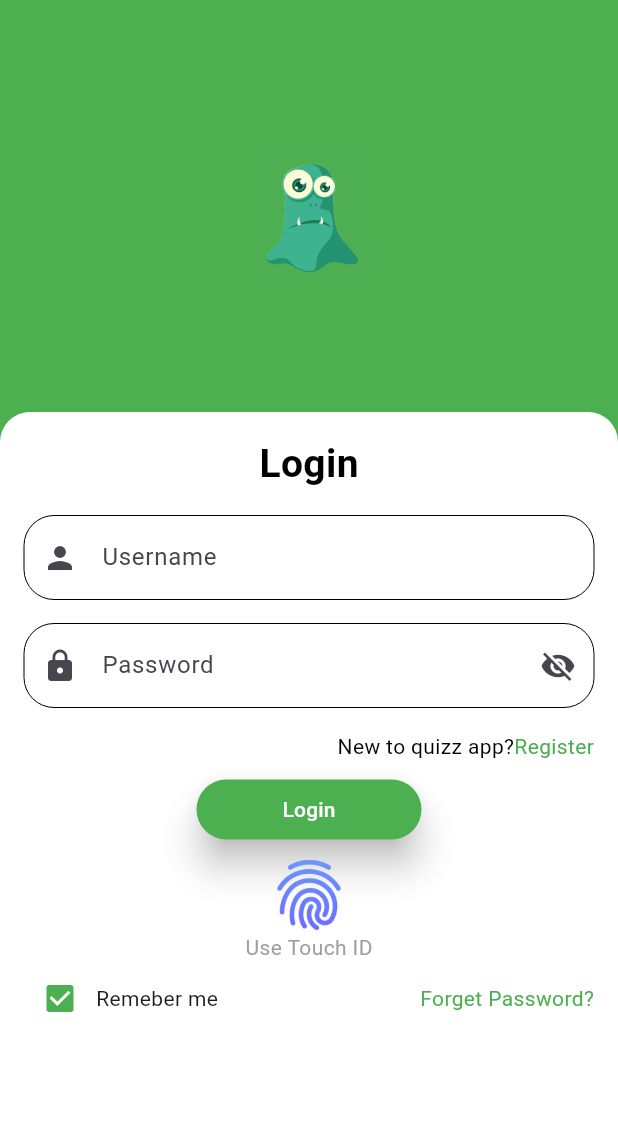
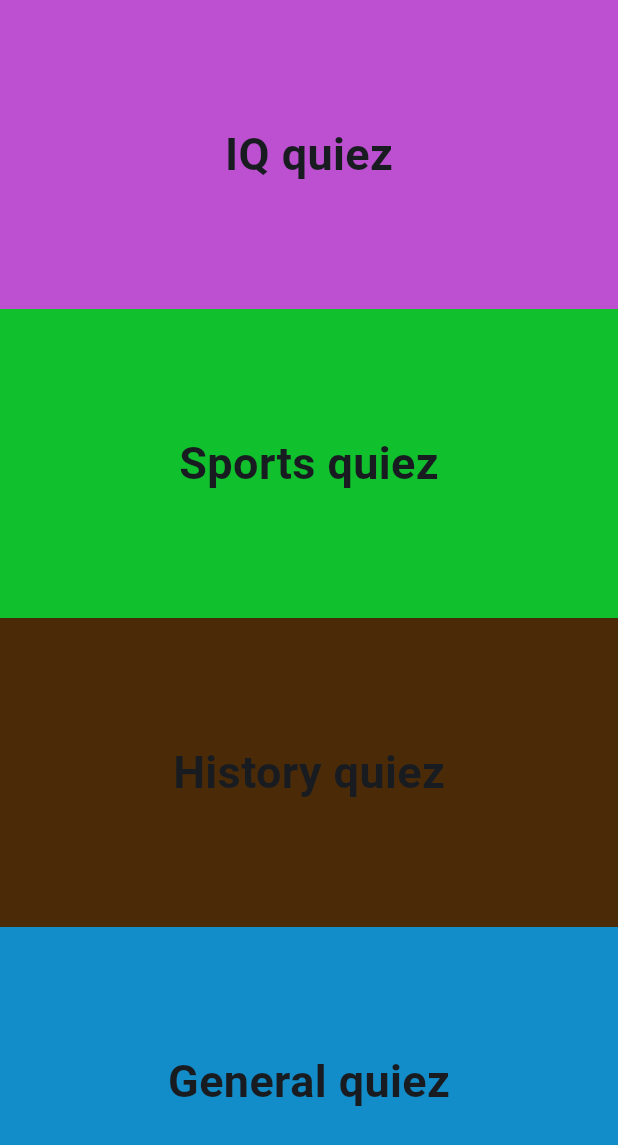
Before and after one commit to Yousry001/task2, a Flutter app: the LoginScreen screen opened directly, after a tap on "Login", on a phone screen of 412 x 824 dp. Shown: the top 1145 px of the screen. Run offline on Flutter 3.47's test engine with Material 3 defaults, Android fonts, the phone set to English and light mode, and no system bars; our stand-ins replace google_fonts.

Commit message:
almost done

```diff
--- a/analysis_options.yaml
+++ b/analysis_options.yaml
@@ -7,6 +7,10 @@
 
 # The following line activates a set of recommended lints for Flutter apps,
 # packages, and plugins designed to encourage good coding practices.
+analyzer:
+  errors:
+    prefer_const_constructors: ignore
+    unused_import: ignore
 include: package:flutter_lints/flutter.yaml
 
 linter:
--- /dev/null
+++ b/lib/screens/category_screen.dart
@@ -0,0 +1,32 @@
+import 'package:flutter/material.dart';
+import 'package:google_fonts/google_fonts.dart';
+import 'package:quiz_app/screens/login_screen.dart';
+import 'package:quiz_app/widgets/Catrgory_card.dart';
+
+// ignore: must_be_immutable
+class CategoryScreen extends StatelessWidget {
+   CategoryScreen ({super.key});
+
+  List data=[
+    {'name': 'IQ quiez','color':  Color.fromARGB(255, 188, 80, 208)},
+    {'name': 'Sports quiez','color': const Color.fromARGB(255, 16, 193, 45)},
+    {'name': 'History quiez','color': const Color.fromARGB(255, 75, 42, 8)},
+    {'name': 'General quiez','color': const Color.fromARGB(255, 19, 141, 202)},
+  ];
+    @override
+    Widget build(context) {
+    return Scaffold(
+      body: Column(
+        crossAxisAlignment: CrossAxisAlignment.stretch,
+        children: [
+            for(int i=0; i<data.length; i++)
+            CatrgoryCard(
+              Quiz: data[i]['name'],
+              quizColor: data[i]['color']
+
+            )
+        ],
+      )
+    );
+  }
+}
--- a/lib/screens/home_screen.dart
+++ b/lib/screens/home_screen.dart
@@ -9,7 +9,7 @@ class HomeScreen extends StatelessWidget {
   Widget build(BuildContext context) {
     return Scaffold(
       body: Container(
-        width: MediaQuery.of(context).size.width,
+        width: MediaQuery.of(context).size.width ,
         height: MediaQuery.of(context).size.height,
 
   decoration: const BoxDecoration(
--- a/lib/screens/login_screen.dart
+++ b/lib/screens/login_screen.dart
@@ -1,13 +1,17 @@
 import 'package:flutter/material.dart';
+import 'package:google_fonts/google_fonts.dart';
+import 'package:quiz_app/screens/category_screen.dart';
+import 'package:quiz_app/screens/login_screen.dart';
 
 class LoginScreen extends StatelessWidget {
   const LoginScreen({super.key});
 
 @override
 Widget build(BuildContext context) {
-  return Scaffold(
-    backgroundColor: Colors.green,
-    body: Column(
+  var sizedBox = SizedBox (
+      height: MediaQuery.of(context).size.height,
+      width: MediaQuery.of(context).size.width,
+      child: Column(
         crossAxisAlignment: CrossAxisAlignment.end,
         children: [
           const Spacer(),
@@ -39,12 +43,20 @@ const Padding(
     fontSize: 26,
     fontWeight: FontWeight.bold),),),
 
-const TextField(
+ TextFormField(
+
+  validator: (value) {
+    if (value!.isEmpty){
+      return 'user field cant be empty';
+    } else if (value.length<3){
+      'username must be at least 3 characters';
+    }
+
+  },
   decoration: InputDecoration(
   enabledBorder: OutlineInputBorder(
   borderSide: BorderSide(width: 0),
-  borderRadius: BorderRadius.all(
-    Radius.circular(20),),),
+  borderRadius: BorderRadius.all(Radius.circular(20),),),
 
   focusedBorder: OutlineInputBorder(
   borderRadius: BorderRadius.all(
@@ -53,9 +65,16 @@ const TextField(
       label: Text('Username'),
       prefixIcon: Icon(Icons.person),),),
 
-const Padding(
+ Padding(
   padding: EdgeInsets.symmetric(vertical: 16.0),
-    child: TextField(
+    child: TextFormField(
+
+      validator: (value) {
+    if (value!.isEmpty){
+      return 'password field cant be empty';
+    } else if (value.length<8){
+      'password must be at least 8 characters';
+    }},
       decoration: InputDecoration(
       enabledBorder: OutlineInputBorder(
       borderSide: BorderSide(width: 0),
@@ -86,7 +105,12 @@ SizedBox(
     backgroundColor: Colors.green,
     elevation: 10,),
 
-onPressed: () {},
+onPressed: () {Navigator.push(
+  context,
+  MaterialPageRoute<void>(
+    builder: (BuildContext context) =>
+       CategoryScreen(),),);
+      },
   child: const Text('Login',style: TextStyle(color: Colors.white),),),),),
 
   Image.asset('assets/images/fingerprint.png',width: 50,),
@@ -106,5 +130,9 @@ onPressed: () {},
 ),],
 ),),),],
 ),);
+  return Scaffold(
+    backgroundColor: Colors.green,
+    body:SingleChildScrollView(
+    child: sizedBox,),);
   }
 }
--- /dev/null
+++ b/lib/widgets/catrgory_card.dart
@@ -0,0 +1,34 @@
+// ignore_for_file: file_names
+import 'package:flutter/material.dart';
+import 'package:flutter/widgets.dart';
+import 'package:google_fonts/google_fonts.dart';
+import 'package:quiz_app/screens/login_screen.dart';
+import 'package:quiz_app/screens/question_screen.dart';
+
+class CatrgoryCard extends StatelessWidget {
+  // ignore: non_constant_identifier_names
+
+
+  const CatrgoryCard({ required this.Quiz, required this.quizColor ,super.key});
+
+    final String Quiz;
+    final Color quizColor;
+
+  @override
+  Widget build(BuildContext context) {
+    return Expanded(
+      child:
+            InkWell(
+              onTap: () => Navigator.push(
+                context,
+                MaterialPageRoute<void>(
+                  builder: (BuildContext context) => QuestionsScreen(),
+              ),
+            ),
+      child:Container(
+        color: quizColor,
+        child: Center(child: Text( Quiz, style: TextStyle(fontSize: 30, fontWeight: FontWeight.bold),),
+      )
+    ),),);
+      }
+    }
```
Also changed, not shown: lib/main.dart (+7 -3 lines), lib/screens/question_screen.dart (added, +96 -0 lines), lib/screens/score_screen.dart (added, +55 -0 lines), 83 other files. Lines whose indentation alone changed are shown as unchanged.
